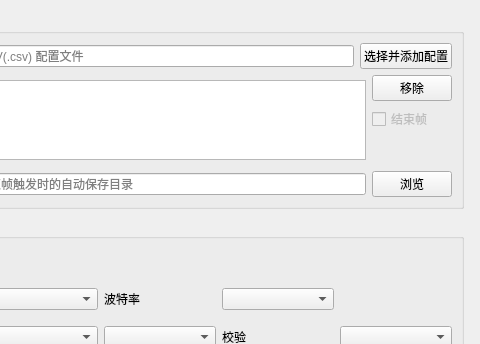
BAKUMAN-0704/UARTStreamParsing, file widget.ui: the form before one commit; both pictures show x 160 to 640 and y 0 to 344 of the 640 by 520 pixel window.
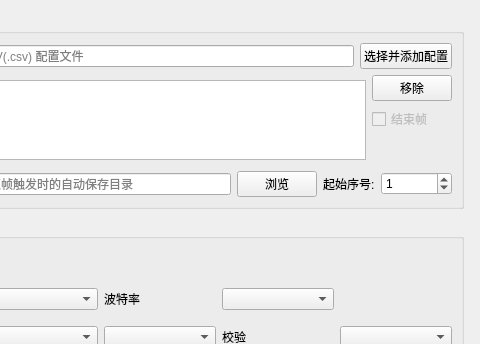
The form after the commit.

Commit message: feat: 添加自动保存序列起始设置功能，支持在 UI 中配置

```diff
--- a/widget.ui
+++ b/widget.ui
@@ -148,6 +148,26 @@
           </property>
          </widget>
         </item>
+        <item>
+         <widget class="QLabel" name="labelAutoSaveSequenceStart">
+          <property name="text">
+           <string>起始序号:</string>
+          </property>
+         </widget>
+        </item>
+        <item>
+         <widget class="QSpinBox" name="spinAutoSaveSequenceStart">
+          <property name="minimum">
+           <number>-2147483648</number>
+          </property>
+          <property name="maximum">
+           <number>2147483647</number>
+          </property>
+          <property name="value">
+           <number>1</number>
+          </property>
+         </widget>
+        </item>
        </layout>
       </item>
      </layout>
```
The commit also changes 8 other files.
